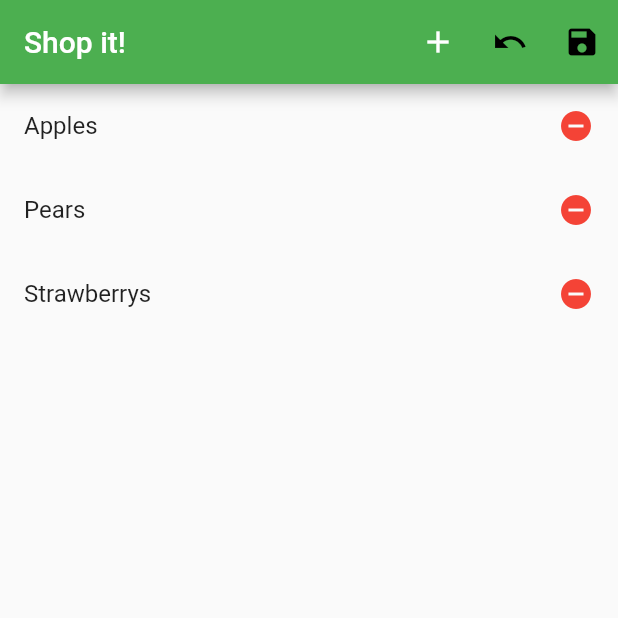
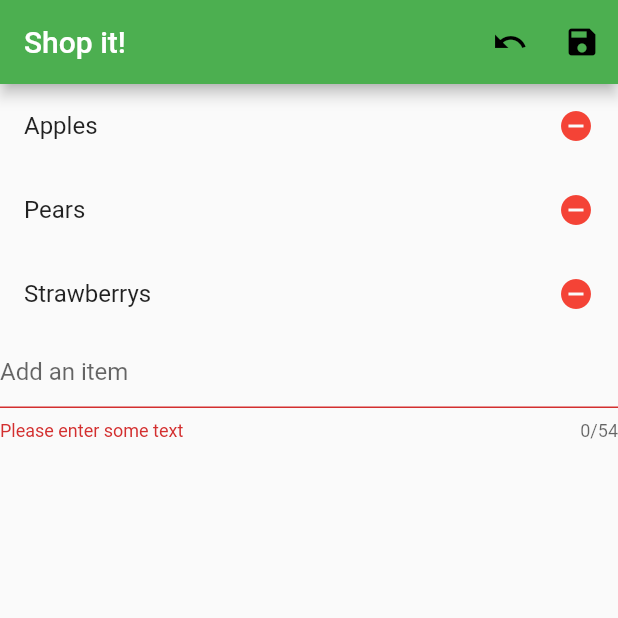
Before and after one commit to OStillman/Flutter_ShoppingList, a Flutter app: the screen it shows after launch, on a phone screen of 412 x 824 dp, the top half of it. Run offline on Flutter 3.47's test engine with Material 2 defaults, Android fonts, the phone set to English and light mode, and no system bars; our stand-ins replace shared_preferences.

Commit message:
Add on main screen

```diff
--- a/shopping_list/lib/MainScreen.dart
+++ b/shopping_list/lib/MainScreen.dart
@@ -12,6 +12,9 @@ class _MainScreenState extends State<MainScreen> {
   List<String> _items = ["Apples", "Pears", "Strawberrys"];
   List<String> _currentItems = List<String>();
   List<String> _removedItems = List<String>();
+
+  final _formKey = GlobalKey<FormState>();
+  final fieldController = TextEditingController();
 
   @override
   void initState() {
@@ -33,6 +36,7 @@ class _MainScreenState extends State<MainScreen> {
     setState(() {
       print(_items.toString());
       _items.clear();
+      _currentItems.remove("Search");
       for (String item in _currentItems) {
         final bool there = _items.contains(item);
         if (!there) {
@@ -47,8 +51,7 @@ class _MainScreenState extends State<MainScreen> {
     bool _saved = true;
     if (_items.length != _currentItems.length) {
       _saved = false;
-    }
-    else {
+    } else {
       for (String item in _currentItems) {
         if (!_items.contains(item)) {
           _saved = false;
@@ -61,8 +64,7 @@ class _MainScreenState extends State<MainScreen> {
   bool canUndo() {
     if (_removedItems.length > 0) {
       return true;
-    }
-    else {
+    } else {
       return false;
     }
   }
@@ -73,14 +75,13 @@ class _MainScreenState extends State<MainScreen> {
   //We need to return a scaffold for the UI structure
   @override
   Widget build(BuildContext context) {
-    if (_currentItems.length > 0 ){
+    if (_currentItems.length > 0) {
       return Scaffold(
         appBar: _buildBar(context),
         body: _buildList(context),
         resizeToAvoidBottomPadding: false,
       );
-    }
-    else{
+    } else {
       return Scaffold(
         appBar: _buildBar(context),
         body: Center(
@@ -97,28 +98,31 @@ class _MainScreenState extends State<MainScreen> {
         backgroundColor: mainAppColor,
         title: _appBarTitle,
         actions: <Widget>[
-          IconButton(icon: Icon(Icons.add), onPressed: () {
-            Navigator.of(context).pushNamed(addPageTag);
-          }),
           IconButton(
               icon: Icon(Icons.undo),
               color: canUndo() ? Colors.white : Colors.black,
               onPressed: canUndo() ? undo : () {}),
-          IconButton(icon: Icon(Icons.save),
+          IconButton(
+              icon: Icon(Icons.save),
               color: isSaved() ? Colors.black : Colors.white,
               onPressed: save),
-        ]
-    );
+        ]);
   }
 
   Widget _buildList(BuildContext context) {
+    _currentItems.remove("Search");
+    _currentItems.add("Search");
     return ListView(
-      children:
-      this._currentItems.map((item) => _buildListItem(context, item)).toList(),
+      children: this
+          ._currentItems
+          .map((item) => _buildListItem(context, item))
+          .toList(),
     );
   }
 
   Widget _buildListItem(BuildContext context, String item) {
+    print(item);
+    if (item != "Search") {
       return ListTile(
         title: Text(
           item,
@@ -136,5 +140,39 @@ class _MainScreenState extends State<MainScreen> {
           });
         },
       );
+    } else {
+      return _addSearch(context);
     }
   }
+
+  Widget _addSearch(BuildContext context) {
+    return Form(
+      key: _formKey,
+      autovalidate: true,
+      child: Column(
+          crossAxisAlignment: CrossAxisAlignment.center,
+          children: <Widget>[
+            TextFormField(
+              maxLength: 54,
+              controller: fieldController,
+              decoration: InputDecoration(
+                hintText: itemHint,
+              ),
+              onFieldSubmitted: (String value) {
+                final text = value[0].toUpperCase() + value.substring(1);
+                setState(() {
+                  _currentItems.add(text);
+                  _currentItems.sort();
+                });
+                fieldController.clear();
+              },
+              validator: (value) {
+                if (value.isEmpty) {
+                  return "Please enter some text";
+                }
+              },
+            ),
+          ]),
+    );
+  }
+}
```
Lines whose indentation alone changed are shown as unchanged.
